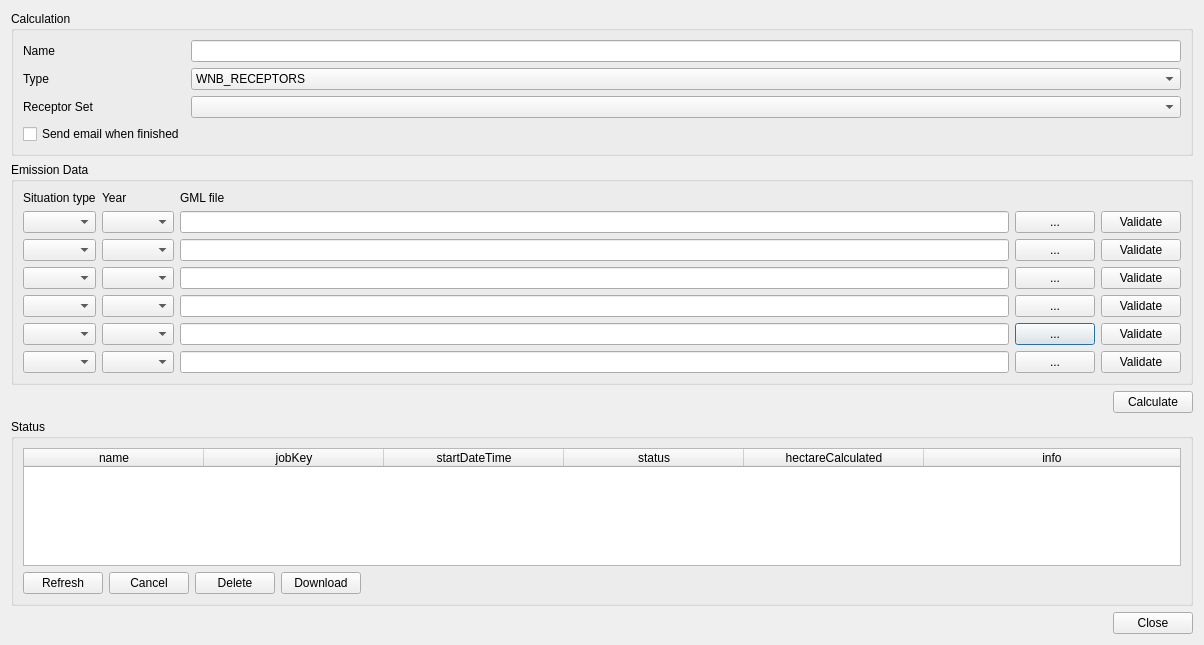
Before: the Qt Designer form ImaerPlugin/connect_jobs_dlg.ui in opengeogroep/AERIUS-QGIS-plugins, drawn with Qt 5.
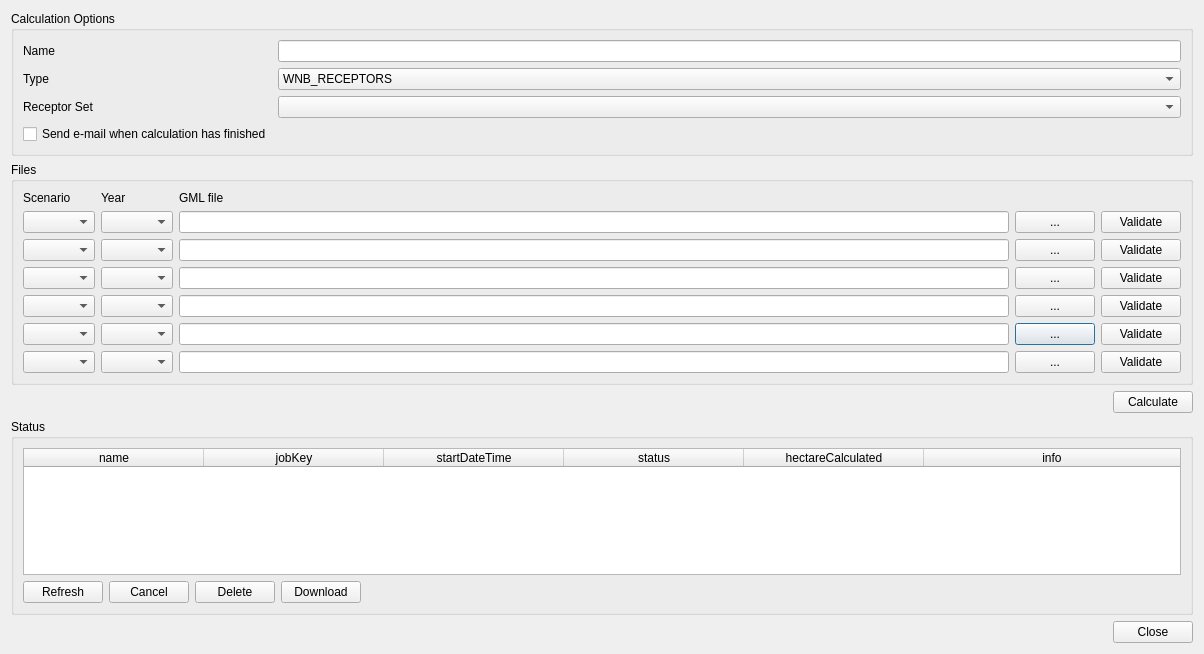
After: the same form once the commit is applied.

Commit message: GUI improvements according to jira item AER-974

```diff
--- a/ImaerPlugin/connect_jobs_dlg.ui
+++ b/ImaerPlugin/connect_jobs_dlg.ui
@@ -7,7 +7,7 @@
     <x>0</x>
     <y>0</y>
     <width>1204</width>
-    <height>645</height>
+    <height>654</height>
    </rect>
   </property>
   <property name="windowTitle">
@@ -17,7 +17,7 @@
    <item>
     <widget class="QGroupBox" name="group_calculation">
      <property name="title">
-      <string>Calculation</string>
+      <string>Calculation Options</string>
      </property>
      <layout class="QFormLayout" name="formLayout">
       <item row="0" column="0">
@@ -67,7 +67,7 @@
          <string>Send email when calculation is ready</string>
         </property>
         <property name="text">
-         <string>Send email when finished</string>
+         <string>Send e-mail when calculation has finished</string>
         </property>
        </widget>
       </item>
@@ -77,7 +77,7 @@
    <item>
     <widget class="QGroupBox" name="group_emission">
      <property name="title">
-      <string>Emission Data</string>
+      <string>Files</string>
      </property>
      <layout class="QGridLayout" name="gridLayout_2">
       <item row="3" column="0">
@@ -243,7 +243,7 @@
       <item row="0" column="0">
        <widget class="QLabel" name="label_situation">
         <property name="text">
-         <string>Situation type</string>
+         <string>Scenario</string>
         </property>
        </widget>
       </item>
```
Left out of the diff: 2 changed lines with no effect on the pictures. The commit also changes 2 other files.
